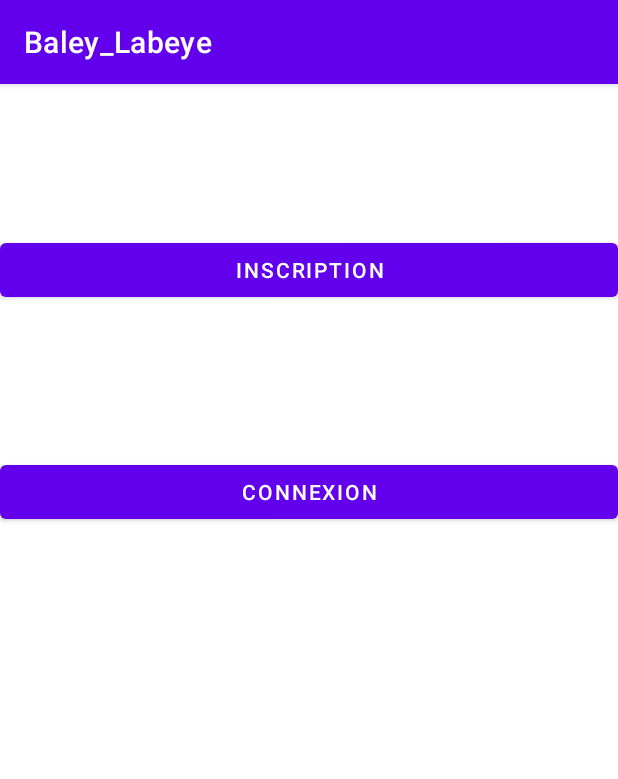
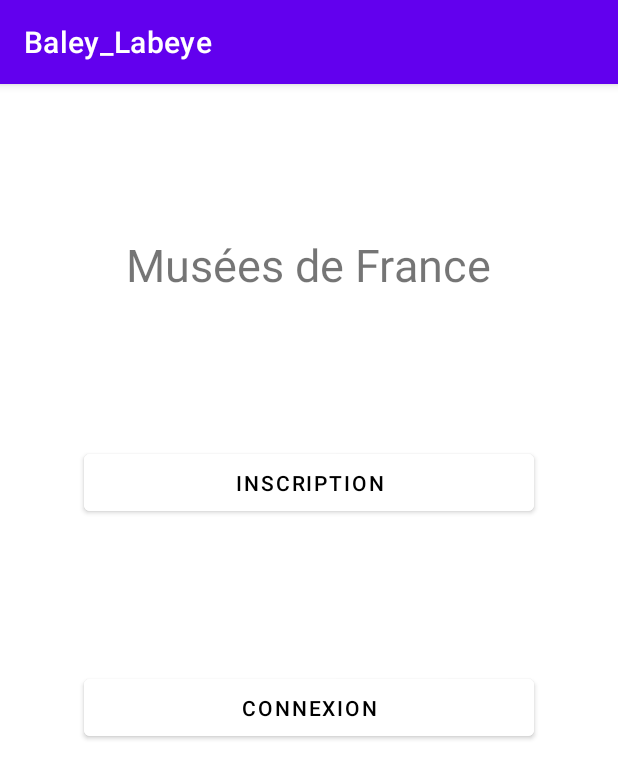
Before and after one commit to nag763/android-baley-labeye, an Android app: the StartActivity screen opened directly, with no data from a screen before it, on a phone screen of 412 x 824 dp. Shown: the top 779 px of the screen. Run offline under Robolectric (Android 15) with nearby library versions, the phone set to English and light mode, and no system bars.

Commit message:
Changement interface lancement application

```diff
--- a/app/src/main/res/layout/activity_start.xml
+++ b/app/src/main/res/layout/activity_start.xml
@@ -6,16 +6,33 @@
     android:layout_height="match_parent"
     tools:context=".activities.StartActivity">
 
+    <TextView
+        android:layout_width="wrap_content"
+        android:layout_height="wrap_content"
+        android:id="@+id/title"
+        android:text="Musées de France"
+        android:layout_centerHorizontal="true"
+        android:layout_marginTop="100dp"
+        android:textSize="30dp"
+        />
+
     <Button
-        android:layout_width="match_parent"
-        android:layout_height="wrap_content"
+        android:layout_width="300dp"
+        android:layout_height="50dp"
+        android:layout_centerHorizontal="true"
+        android:backgroundTint="@color/cardview_light_background"
+        android:textColor="@color/black"
         android:id="@+id/register"
         android:text="Inscription"
+        android:layout_below="@id/title"
         android:layout_marginTop="100dp"
         />
     <Button
-        android:layout_width="match_parent"
-        android:layout_height="wrap_content"
+        android:layout_width="300dp"
+        android:layout_height="50dp"
+        android:layout_centerHorizontal="true"
+        android:backgroundTint="@color/cardview_light_background"
+        android:textColor="@color/black"
         android:id="@+id/login"
         android:text="Connexion"
         android:layout_below="@id/register"
```
